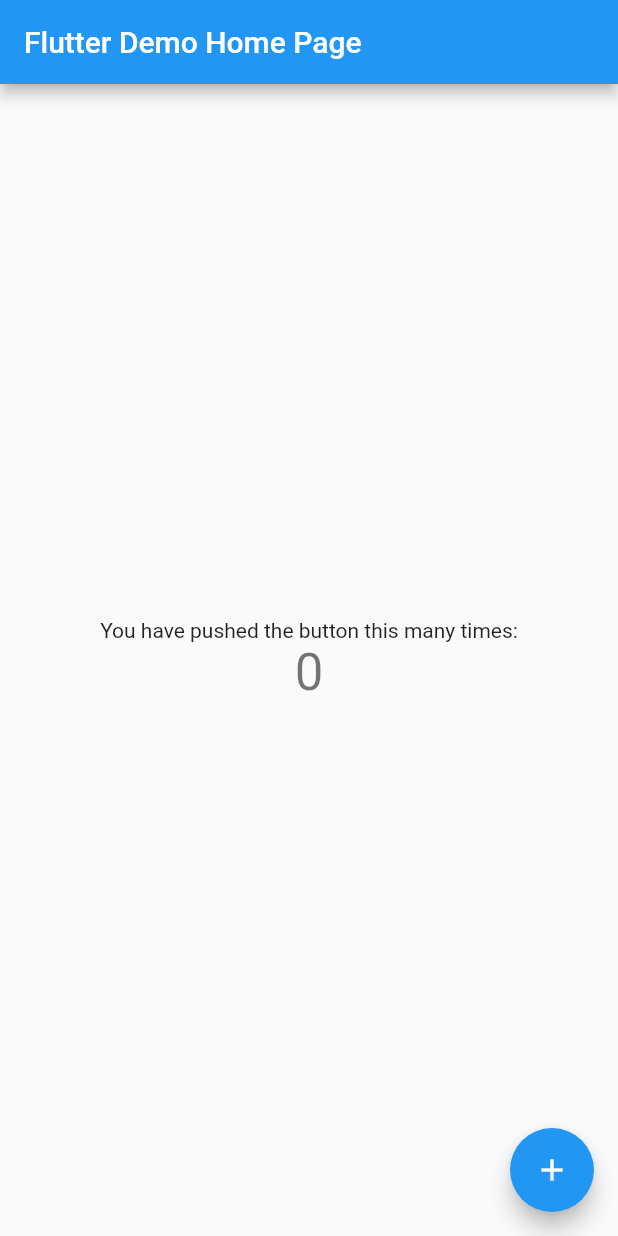
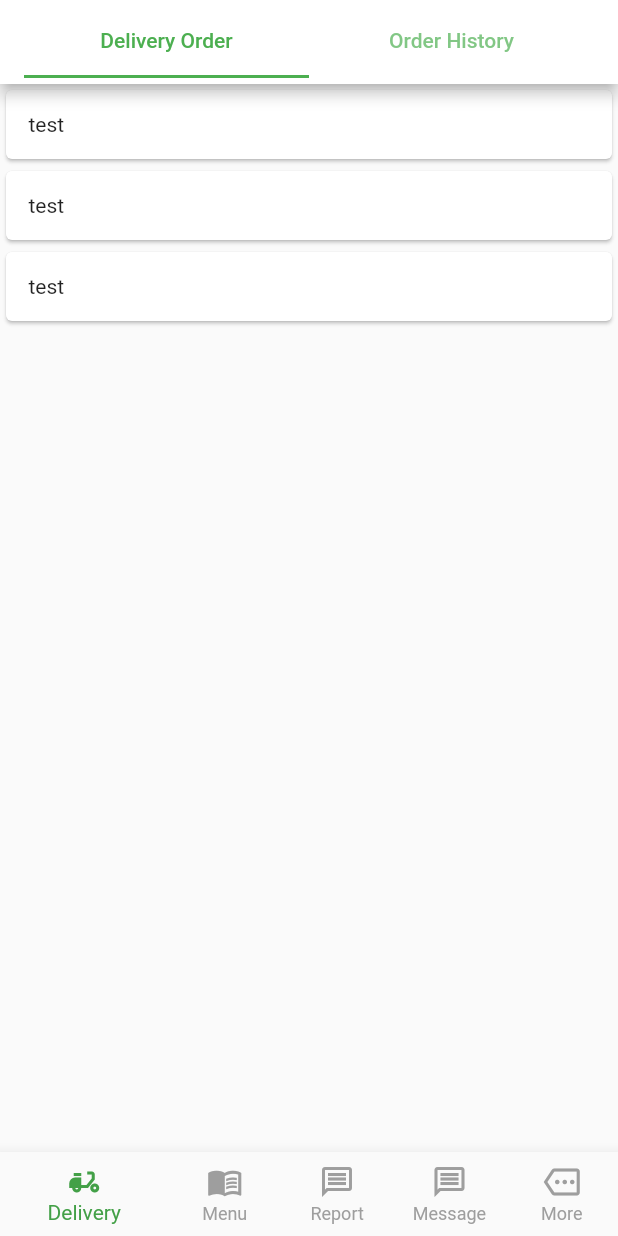
Before and after one commit to sprout-it/merchant-app, a Flutter app: the screen it shows after launch, on a phone screen of 412 x 824 dp. Run offline on Flutter 3.47's test engine with Material 2 defaults, Android fonts, the light colour scheme and no system bars; our stand-ins replace flutter_hooks; missing offline and left inert: gizmos_settings_screen.

Commit message:
initial 4 screen

```diff
--- /dev/null
+++ b/lib/Screen/Delivery/index.dart
@@ -0,0 +1,51 @@
+import 'package:flutter/material.dart';
+// import 'package:google_maps_place_picker/google_maps_place_picker.dart';
+import 'package:flutter_hooks/flutter_hooks.dart';
+
+class Delivery extends HookWidget {
+  @override
+  Widget build(BuildContext context) {
+    List<Widget> deliveryOrder = <Widget>[
+      Text('test'),
+      Text('test'),
+      Text('test')
+    ];
+
+    return DefaultTabController(
+      length: 2,
+      child: Scaffold(
+        appBar: AppBar(
+          backgroundColor: Colors.white,
+          title: TabBar(
+            labelColor: Colors.green[500],
+            indicatorColor: Colors.green[500],
+            tabs: [
+              Tab(text: 'Delivery Order'),
+              Tab(text: 'Order History'),
+            ],
+          ),
+        ),
+        body: TabBarView(
+          children: [
+            ListView.builder(
+                itemCount: deliveryOrder.length,
+                itemBuilder: (BuildContext context, int index) {
+                  return Card(
+                      child: Padding(
+                          padding: EdgeInsets.all(15),
+                          child: deliveryOrder[index]));
+                }),
+            ListView.builder(
+                itemCount: deliveryOrder.length,
+                itemBuilder: (BuildContext context, int index) {
+                  return Card(
+                      child: Padding(
+                          padding: EdgeInsets.all(15),
+                          child: deliveryOrder[index]));
+                }),
+          ],
+        ),
+      ),
+    );
+  }
+}
--- a/lib/main.dart
+++ b/lib/main.dart
@@ -1,113 +1,68 @@
 import 'package:flutter/material.dart';
+// import 'package:google_maps_place_picker/google_maps_place_picker.dart';
+import 'package:flutter_hooks/flutter_hooks.dart';
+import 'Screen/Delivery/index.dart';
+import 'Screen/Menu/index.dart';
+import 'Screen/More/index.dart';
 
-void main() {
-  runApp(MyApp());
-}
+void main() => runApp(SproutMerchant());
 
-class MyApp extends StatelessWidget {
-  // This widget is the root of your application.
+class SproutMerchant extends HookWidget {
   @override
   Widget build(BuildContext context) {
+    final bottomNavBarIndex = useState(0);
+
+    void _onItemTapped(int index) {
+      bottomNavBarIndex.value = index;
+    }
+
+    List<Widget> _widgetOptions = <Widget>[
+      Delivery(),
+      Menu(),
+      Text(
+        'Index 3: School',
+      ),
+      Text(
+        'Index 4: School',
+      ),
+      More(),
+    ];
     return MaterialApp(
-      title: 'Flutter Demo',
-      theme: ThemeData(
-        // This is the theme of your application.
-        //
-        // Try running your application with "flutter run". You'll see the
-        // application has a blue toolbar. Then, without quitting the app, try
-        // changing the primarySwatch below to Colors.green and then invoke
-        // "hot reload" (press "r" in the console where you ran "flutter run",
-        // or simply save your changes to "hot reload" in a Flutter IDE).
-        // Notice that the counter didn't reset back to zero; the application
-        // is not restarted.
-        primarySwatch: Colors.blue,
+      title: 'Grab Merchant',
+      home: SafeArea(
+        child: Scaffold(
+          body: _widgetOptions.elementAt(bottomNavBarIndex.value),
+          bottomNavigationBar: BottomNavigationBar(
+            items: const <BottomNavigationBarItem>[
+              BottomNavigationBarItem(
+                icon: Icon(Icons.delivery_dining),
+                label: 'Delivery',
+              ),
+              BottomNavigationBarItem(
+                icon: Icon(Icons.menu_book_outlined),
+                label: 'Menu',
+              ),
+              BottomNavigationBarItem(
+                icon: Icon(Icons.message_outlined),
+                label: 'Report',
+              ),
+              BottomNavigationBarItem(
+                icon: Icon(Icons.message_outlined),
+                label: 'Message',
+              ),
+              BottomNavigationBarItem(
+                icon: Icon(Icons.more_outlined),
+                label: 'More',
+              ),
+            ],
+            currentIndex: bottomNavBarIndex.value,
+            unselectedItemColor: Colors.grey[500],
+            selectedItemColor: Colors.green[600],
+            onTap: _onItemTapped,
+            showUnselectedLabels: true,
+          ),
+        ),
       ),
-      home: MyHomePage(title: 'Flutter Demo Home Page'),
     );
   }
 }
-
-class MyHomePage extends StatefulWidget {
-  MyHomePage({Key key, this.title}) : super(key: key);
-
-  // This widget is the home page of your application. It is stateful, meaning
-  // that it has a State object (defined below) that contains fields that affect
-  // how it looks.
-
-  // This class is the configuration for the state. It holds the values (in this
-  // case the title) provided by the parent (in this case the App widget) and
-  // used by the build method of the State. Fields in a Widget subclass are
-  // always marked "final".
-
-  final String title;
-
-  @override
-  _MyHomePageState createState() => _MyHomePageState();
-}
-
-class _MyHomePageState extends State<MyHomePage> {
-  int _counter = 0;
-
-  void _incrementCounter() {
-    setState(() {
-      // This call to setState tells the Flutter framework that something has
-      // changed in this State, which causes it to rerun the build method below
-      // so that the display can reflect the updated values. If we changed
-      // _counter without calling setState(), then the build method would not be
-      // called again, and so nothing would appear to happen.
-      _counter++;
-    });
-  }
-
-  @override
-  Widget build(BuildContext context) {
-    // This method is rerun every time setState is called, for instance as done
-    // by the _incrementCounter method above.
-    //
-    // The Flutter framework has been optimized to make rerunning build methods
-    // fast, so that you can just rebuild anything that needs updating rather
-    // than having to individually change instances of widgets.
-    return Scaffold(
-      appBar: AppBar(
-        // Here we take the value from the MyHomePage object that was created by
-        // the App.build method, and use it to set our appbar title.
-        title: Text(widget.title),
-      ),
-      body: Center(
-        // Center is a layout widget. It takes a single child and positions it
-        // in the middle of the parent.
-        child: Column(
-          // Column is also a layout widget. It takes a list of children and
-          // arranges them vertically. By default, it sizes itself to fit its
-          // children horizontally, and tries to be as tall as its parent.
-          //
-          // Invoke "debug painting" (press "p" in the console, choose the
-          // "Toggle Debug Paint" action from the Flutter Inspector in Android
-          // Studio, or the "Toggle Debug Paint" command in Visual Studio Code)
-          // to see the wireframe for each widget.
-          //
-          // Column has various properties to control how it sizes itself and
-          // how it positions its children. Here we use mainAxisAlignment to
-          // center the children vertically; the main axis here is the vertical
-          // axis because Columns are vertical (the cross axis would be
-          // horizontal).
-          mainAxisAlignment: MainAxisAlignment.center,
-          children: <Widget>[
-            Text(
-              'You have pushed the button this many times:',
-            ),
-            Text(
-              '$_counter',
-              style: Theme.of(context).textTheme.headline4,
-            ),
-          ],
-        ),
-      ),
-      floatingActionButton: FloatingActionButton(
-        onPressed: _incrementCounter,
-        tooltip: 'Increment',
-        child: Icon(Icons.add),
-      ), // This trailing comma makes auto-formatting nicer for build methods.
-    );
-  }
-}
```
Also changed, not shown: lib/Screen/Menu/index.Dart (added, +28 -0 lines), lib/Screen/More/index.dart (added, +71 -0 lines), pubspec.yaml (+3 -40 lines), lib/Screen/Message/index.dart (added), lib/Screen/Report/index.dart (added), pubspec.lock, 4 other files.
